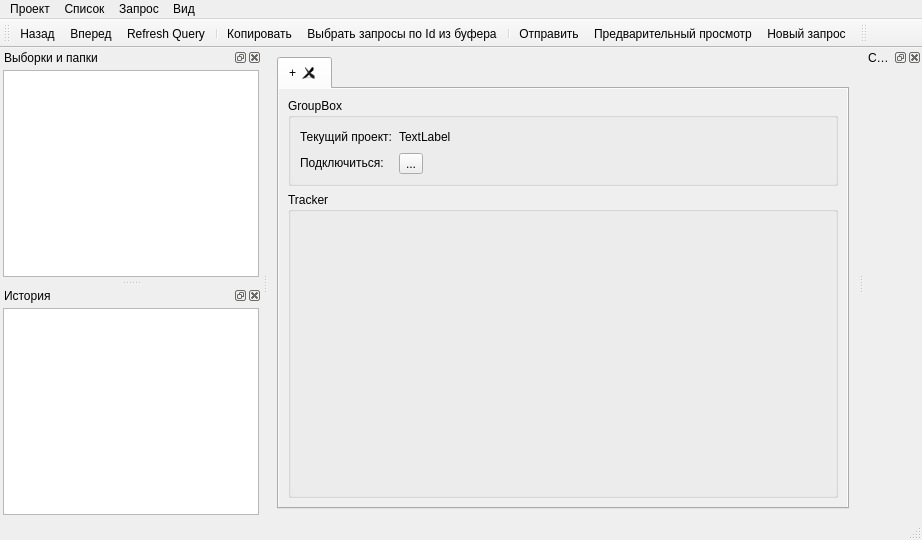
Before: the Qt Designer form client/ui/tracksmain.ui in sshmakov/Traquera, drawn with Qt 5.
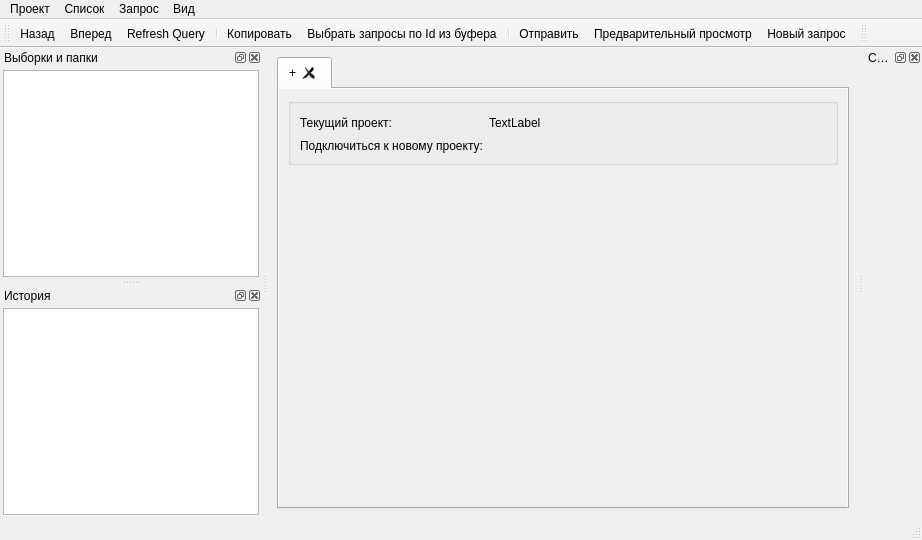
After: the same form once the commit is applied. Icons and pictures are not drawn.

The edit to the form file:
```diff
--- a/client/ui/tracksmain.ui
+++ b/client/ui/tracksmain.ui
@@ -69,6 +69,9 @@
           <property name="widgetResizable">
            <bool>true</bool>
           </property>
+          <property name="alignment">
+           <set>Qt::AlignLeading|Qt::AlignLeft|Qt::AlignTop</set>
+          </property>
           <widget class="QWidget" name="scrollAreaWidgetContents">
            <property name="geometry">
             <rect>
@@ -78,6 +81,12 @@
              <height>418</height>
             </rect>
            </property>
+           <property name="sizePolicy">
+            <sizepolicy hsizetype="Preferred" vsizetype="Preferred">
+             <horstretch>0</horstretch>
+             <verstretch>0</verstretch>
+            </sizepolicy>
+           </property>
            <layout class="QVBoxLayout" name="verticalLayout_3">
             <item>
              <widget class="QGroupBox" name="groupBox_2">
@@ -88,9 +97,9 @@
                </sizepolicy>
               </property>
               <property name="title">
-               <string>GroupBox</string>
+               <string/>
               </property>
-              <layout class="QGridLayout" name="gridLayout_2">
+              <layout class="QGridLayout" name="gridLayout_2" rowstretch="0,1">
                <item row="0" column="1">
                 <widget class="QLabel" name="lCurrentProjectName">
                  <property name="sizePolicy">
@@ -104,26 +113,19 @@
                  </property>
                 </widget>
                </item>
-               <item row="1" column="1">
-                <widget class="QToolButton" name="tbNewConnect">
-                 <property name="text">
-                  <string>...</string>
-                 </property>
-                 <property name="popupMode">
-                  <enum>QToolButton::InstantPopup</enum>
-                 </property>
-                </widget>
-               </item>
                <item row="1" column="0">
                 <widget class="QLabel" name="label_2">
                  <property name="sizePolicy">
-                  <sizepolicy hsizetype="Preferred" vsizetype="Maximum">
+                  <sizepolicy hsizetype="Preferred" vsizetype="Preferred">
                    <horstretch>0</horstretch>
                    <verstretch>0</verstretch>
                   </sizepolicy>
                  </property>
                  <property name="text">
-                  <string>Подключиться:</string>
+                  <string>Подключиться к новому проекту:</string>
+                 </property>
+                 <property name="alignment">
+                  <set>Qt::AlignLeading|Qt::AlignLeft|Qt::AlignTop</set>
                  </property>
                 </widget>
                </item>
@@ -157,55 +159,17 @@
              </widget>
             </item>
             <item>
-             <widget class="QGroupBox" name="groupBox">
-              <property name="title">
-               <string>Tracker</string>
+             <spacer name="verticalSpacer">
+              <property name="orientation">
+               <enum>Qt::Vertical</enum>
               </property>
-              <layout class="QVBoxLayout" name="verticalLayout_2">
-               <property name="spacing">
-                <number>6</number>
-               </property>
-               <property name="leftMargin">
-                <number>9</number>
-               </property>
-               <property name="topMargin">
-                <number>3</number>
-               </property>
-               <property name="bottomMargin">
-                <number>3</number>
-               </property>
-               <item>
-                <layout class="QGridLayout" name="gridLayout">
-                 <item row="0" column="0">
-                  <spacer name="horizontalSpacer">
-                   <property name="orientation">
-                    <enum>Qt::Horizontal</enum>
-                   </property>
-                   <property name="sizeHint" stdset="0">
-                    <size>
-                     <width>40</width>
-                     <height>20</height>
-                    </size>
-                   </property>
-                  </spacer>
-                 </item>
-                </layout>
-               </item>
-               <item>
-                <spacer name="horizontalSpacer_2">
-                 <property name="orientation">
-                  <enum>Qt::Horizontal</enum>
-                 </property>
-                 <property name="sizeHint" stdset="0">
-                  <size>
-                   <width>40</width>
-                   <height>20</height>
-                  </size>
-                 </property>
-                </spacer>
-               </item>
-              </layout>
-             </widget>
+              <property name="sizeHint" stdset="0">
+               <size>
+                <width>20</width>
+                <height>3</height>
+               </size>
+              </property>
+             </spacer>
             </item>
            </layout>
           </widget>
```
Left out of the diff: 13 changed lines with no effect on the pictures.
